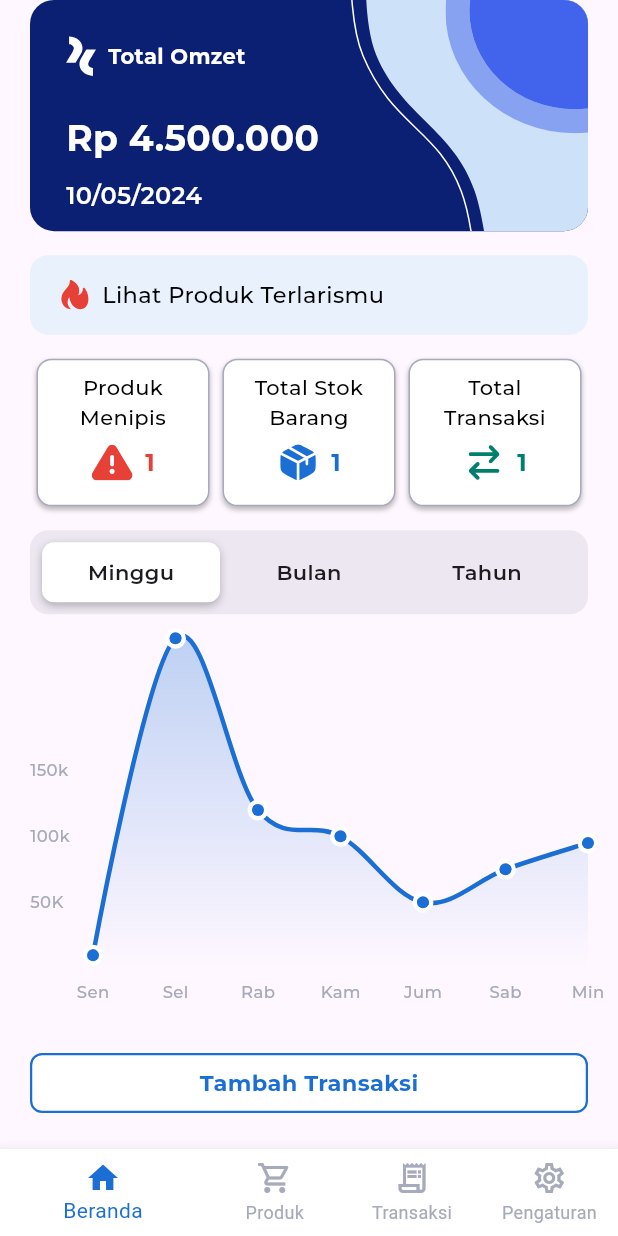
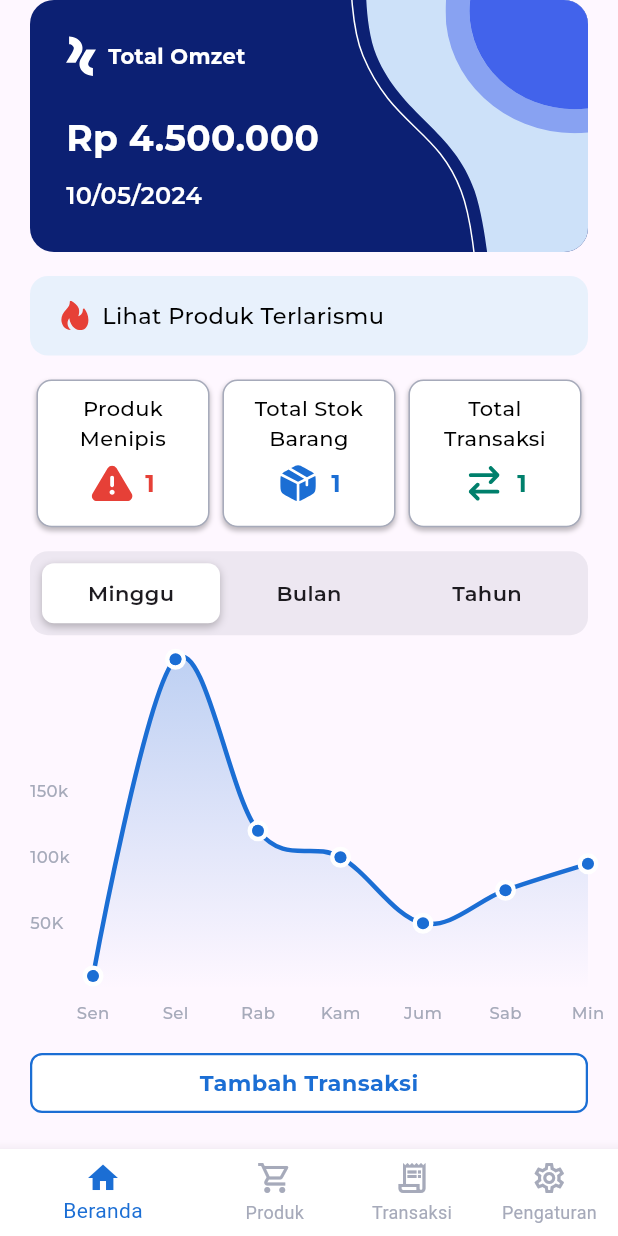
Before and after one commit to hafisrabbani/pos_portal, a Flutter app: the screen it shows after launch, on a phone screen of 412 x 824 dp. Run offline on Flutter 3.47's test engine with Material 3 defaults, Android fonts, the phone set to English and light mode, and no system bars; drawn by our look-alikes of custom_sliding_segmented_control, fl_chart; our stand-ins replace csv, currency_text_input_formatter, file_picker, flutter_svg, google_fonts, lottie and 4 more; missing offline and left inert: blue_thermal_printer; accounts and stored records are empty; project files that could hold a hidden picture were left out.

Commit message:
fix size card wallet

```diff
--- a/lib/view/app/app_template.dart
+++ b/lib/view/app/app_template.dart
@@ -8,7 +8,6 @@ import '../../utils/colors.dart';
 import '../home/home_page.dart';
 import '../product/product_page.dart';
 import '../transaction/transaction_page.dart';
-
 
 class AppTemplate extends StatefulWidget {
   const AppTemplate({super.key});
--- a/lib/view/home/home_page.dart
+++ b/lib/view/home/home_page.dart
@@ -45,6 +45,7 @@ class _HomePageState extends State<HomePage> {
   @override
   Widget build(BuildContext context) {
     return MaterialApp(
+      debugShowMaterialGrid: false,
       home: Scaffold(
         body: SafeArea(
           child: SingleChildScrollView(
--- a/lib/widgets/card_wallet.dart
+++ b/lib/widgets/card_wallet.dart
@@ -21,7 +21,7 @@ class _CardWalletState extends State<CardWallet> {
             borderRadius: BorderRadius.circular(16),
           ),
           width: MediaQuery.of(context).size.width,
-          height: MediaQuery.of(context).size.height * 0.187,
+          height: 168,
           child: ClipRRect(
             borderRadius: BorderRadius.circular(16),
             child: Stack(
```
